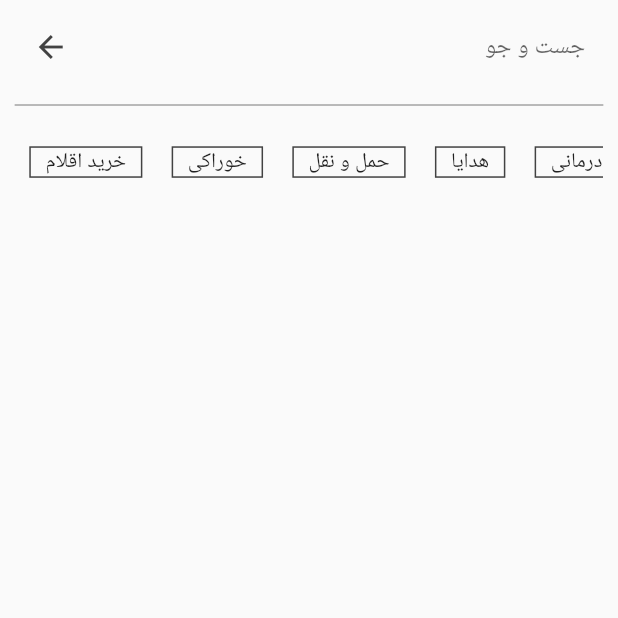
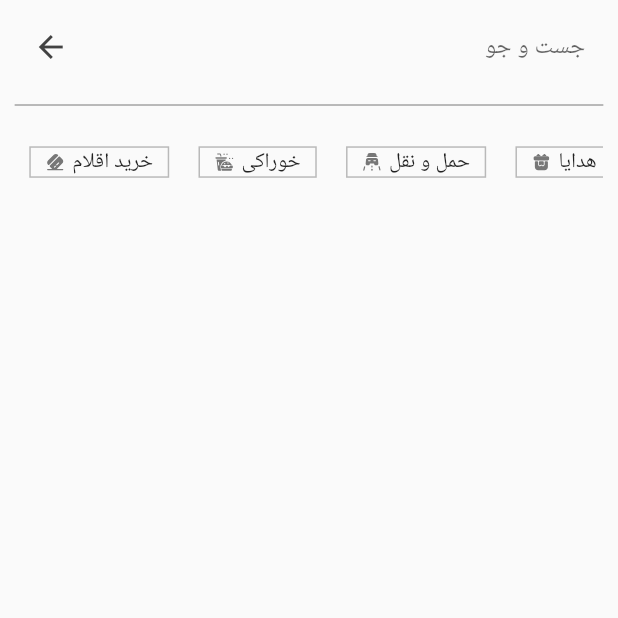
Before and after one commit to AliShakoori89/income_and_expenses, a Flutter app: the SearchPage screen opened by its route, on a phone screen of 412 x 824 dp, the top half of it. Run offline on Flutter 3.47's test engine with Material 2 defaults, Android fonts, the phone set to English and light mode, and no system bars; our stand-ins replace animated_bottom_navigation_bar, device_preview, flutter_svg, get, shamsi_date; missing offline and left inert: persian_datetimepickers.

Commit message:
edit search page

```diff
--- a/lib/pages/search_page.dart
+++ b/lib/pages/search_page.dart
@@ -1,4 +1,5 @@
 import 'package:flutter/material.dart';
+import 'package:flutter_svg/flutter_svg.dart';
 import 'package:income_and_expenses/utils/app_colors.dart';
 import 'package:income_and_expenses/utils/app_const.dart';
 import 'package:income_and_expenses/utils/arrow_back_icon.dart';
@@ -40,13 +41,25 @@ class SearchPage extends StatelessWidget {
                     return Container(
                       margin: EdgeInsets.all(Dimensions.width10),
                       decoration: BoxDecoration(
-                          border: Border.all(color: AppColors.appBarTitleColor)
+                          border: Border.all(color: AppColors.iconUnSelectedBackGroundMainColor)
                       ),
                       child: Container(
                           margin: EdgeInsets.only(
                               left: Dimensions.width10,
                               right: Dimensions.width10),
-                          child: Text("${AppConst.iconsName[index]}")),
+                          child: Row(
+                            children: [
+                              SizedBox(
+                                width: Dimensions.width20/1.5,
+                                height: Dimensions.width20/1.5,
+                                child: SvgPicture.asset(
+                                    "assets/logos/${AppConst.iconsImage[index]}",
+                                color: AppColors.labelColor,),
+                              ),
+                              SizedBox(width: Dimensions.width10 / 2,),
+                              Text("${AppConst.iconsName[index]}"),
+                            ],
+                          )),
                     );
                   }),
                 ),
```
